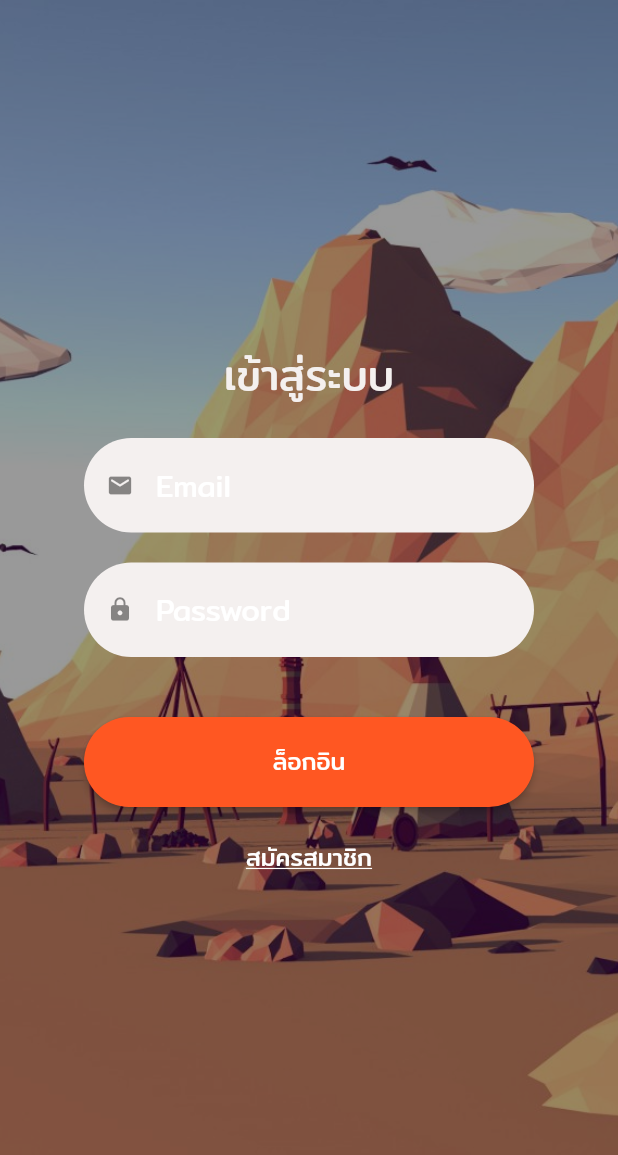
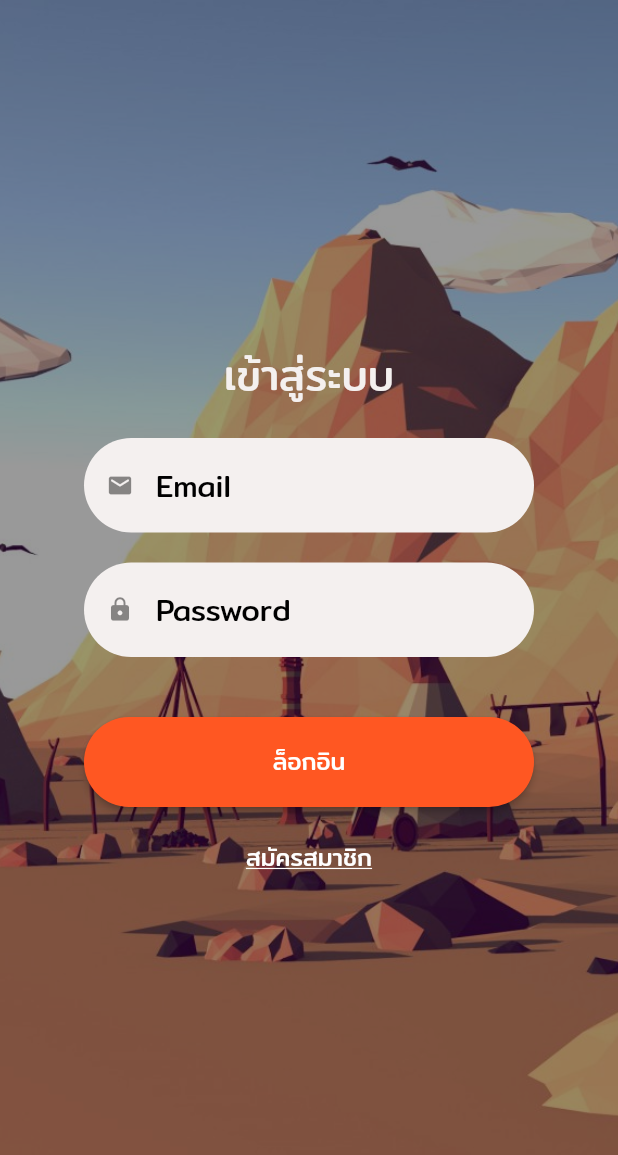
Before and after one commit to KitisakChalongjan/Exshange, a Flutter app: the screen it shows after launch, on a phone screen of 412 x 824 dp. Shown: the top 1155 px of the screen. Run offline on Flutter 3.47's test engine with Material 2 defaults, Android fonts, the phone set to English and light mode, and no system bars; our stand-ins replace shared_preferences.

Commit message:
change some text style

```diff
--- a/lib/screens/item_overview_screen.dart
+++ b/lib/screens/item_overview_screen.dart
@@ -38,7 +38,7 @@ class _ItemOverviewScreenState extends State<ItemOverviewScreen> {
                 SizedBox(
                   height: 30,
                   child: TextField(
-                    style: Theme.of(context).textTheme.bodyText2,
+                    style: Theme.of(context).textTheme.bodyText1,
                     decoration: InputDecoration(
                       contentPadding: EdgeInsets.symmetric(horizontal: 20),
                       filled: true,
--- a/lib/screens/login_screen.dart
+++ b/lib/screens/login_screen.dart
@@ -50,7 +50,7 @@ class _LoginScreenState extends State<LoginScreen>
           filled: true,
           fillColor: Theme.of(context).backgroundColor,
           hintText: fieldTitle,
-          hintStyle: Theme.of(context).textTheme.bodyText2,
+          hintStyle: Theme.of(context).textTheme.bodyText1,
           isDense: true,
           border: OutlineInputBorder(
             borderRadius: BorderRadius.circular(40),
@@ -90,7 +90,7 @@ class _LoginScreenState extends State<LoginScreen>
             filled: true,
             fillColor: Theme.of(context).backgroundColor,
             hintText: _authMode == AuthMode.login ? '' : fieldTitle,
-            hintStyle: Theme.of(context).textTheme.bodyText2,
+            hintStyle: Theme.of(context).textTheme.bodyText1,
             isDense: true,
             border: OutlineInputBorder(
               borderRadius: BorderRadius.circular(40),
```
